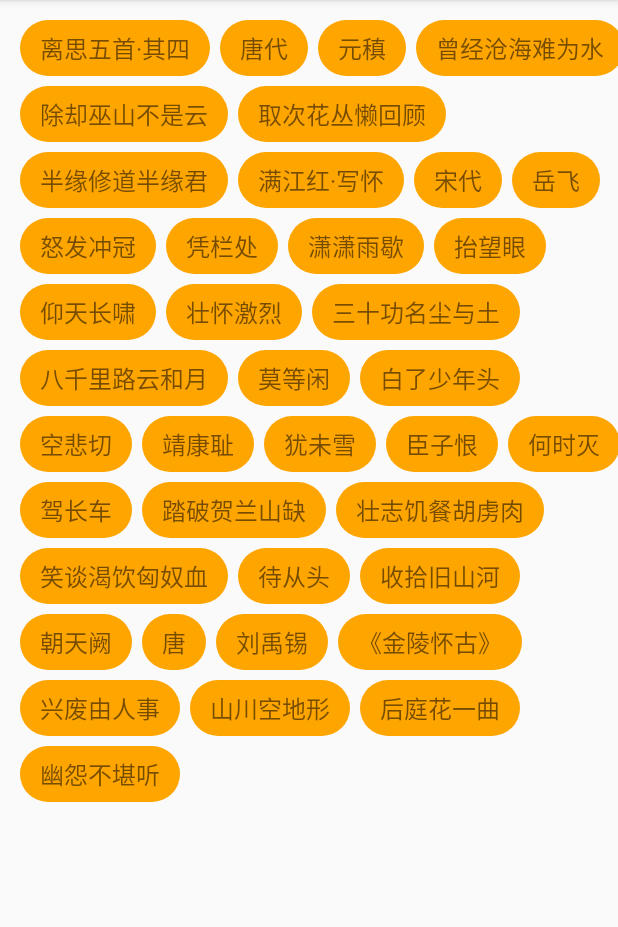
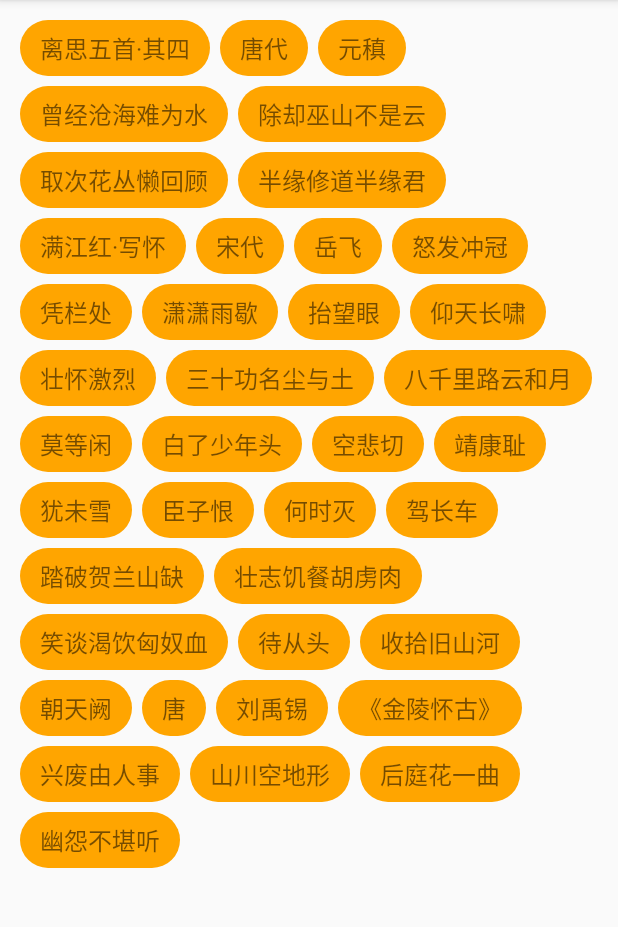
Before and after one commit to JianfeiMa/Constraint, an Android app: the screen it shows after launch (MainActivity), in the side drawer, after a tap on "flowLayout效果", on a phone screen of 412 x 824 dp, the part 84-1011 px from its top. Run offline under Robolectric (Android 15) with nearby library versions, the phone set to English and light mode, and no system bars; libraries missing offline, so code that uses them is left out: com.example.banner; plain views replace ContainerLayout; 20 statements that could not run were skipped.

Commit message:
app 示例优化

```diff
--- a/app/src/main/java/com/example/wuxio/constraint/FlowFragment.java
+++ b/app/src/main/java/com/example/wuxio/constraint/FlowFragment.java
@@ -145,7 +145,7 @@ public class FlowFragment extends Fragment {
                 int i = width + constraint.getViewRight(position - 1);
                 int parentWidth = constraint.getParentWidth();
 
-                if (i > parentWidth) {
+                if (i > parentWidth - 20) {
 
                     constraint.leftToLeftOfParent(20)
                             .topToBottomOfView(position - 1, 10);
--- a/app/src/main/res/layout/navigation_header.xml
+++ b/app/src/main/res/layout/navigation_header.xml
@@ -2,7 +2,7 @@
 <ImageView
         xmlns:android="http://schemas.android.com/apk/res/android"
         android:layout_width="match_parent"
-        android:layout_height="210dp"
+        android:layout_height="180dp"
         android:scaleType="fitXY"
         android:src="@drawable/ace"
         >
```
